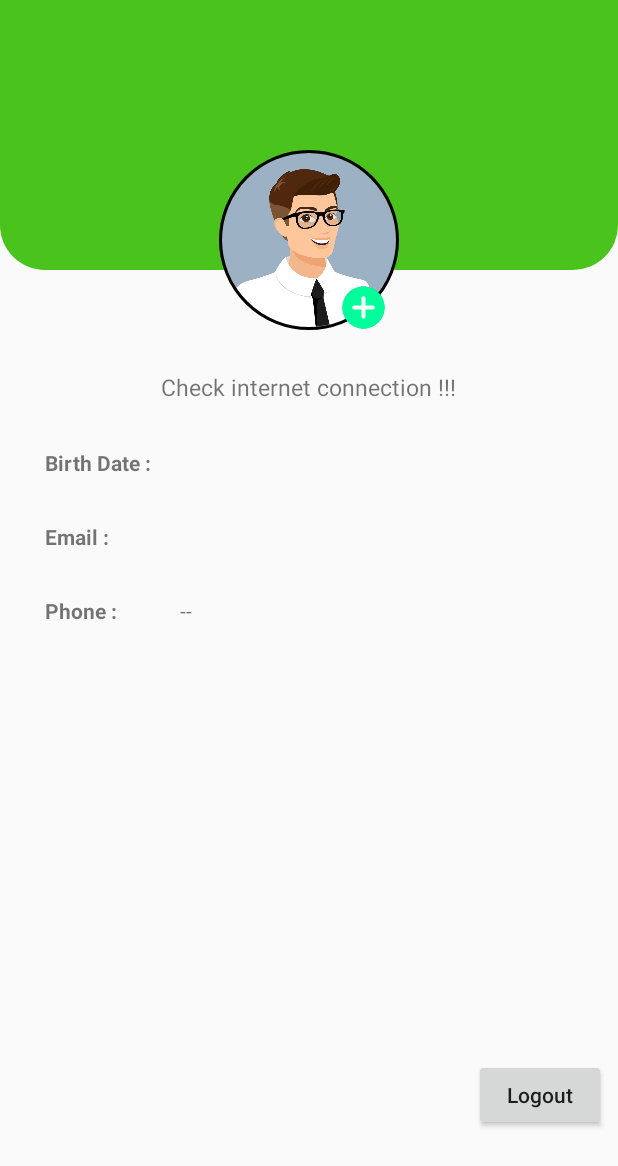
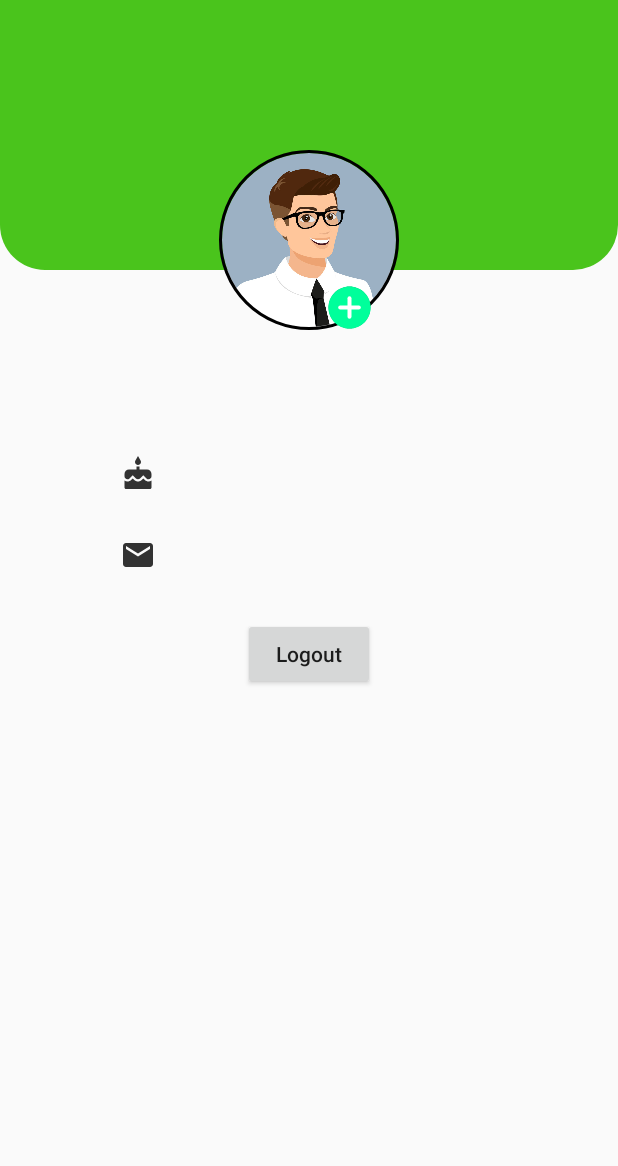
Before and after one commit to silent-codder/Time-Planner, an Android app: the layout fragment_profile.xml on its own in the app's theme, with its tools: preview values and no code run, on a phone screen of 412 x 824 dp. Shown: the top 1166 px of the screen. Run offline under Robolectric (Android 15) with nearby library versions, the phone set to English and light mode, and no system bars.

Commit message:
Profile img retrive

```diff
--- a/app/build.gradle
+++ b/app/build.gradle
@@ -50,6 +50,8 @@ dependencies {
 
     //for circle img view
     implementation 'de.hdodenhof:circleimageview:3.1.0'
+    implementation 'com.squareup.picasso:picasso:2.71828'
+    api 'com.theartofdev.edmodo:android-image-cropper:2.8.+'
 
     implementation 'androidx.appcompat:appcompat:1.1.0'
     implementation 'androidx.constraintlayout:constraintlayout:1.1.3'
--- a/app/src/main/java/com/example/time/Activitys/UserRegistration.java
+++ b/app/src/main/java/com/example/time/Activitys/UserRegistration.java
@@ -40,6 +40,9 @@ public class UserRegistration extends AppCompatActivity {
 
     Calendar calendar;
     int day,month,year;
+
+    String img_url = "https://firebasestorage.googleapis.com/v0/b/time-planner-53cd1.appspot.com/o/com.google.firebase.auth.internal.zzn%407d62459.jpg?alt=media&token=626b5168-88d1-496f-90d1-7664ba839d6e";
+
 
     private FirebaseAuth auth;
     private DatabaseReference databaseReference;
@@ -125,6 +128,7 @@ public class UserRegistration extends AppCompatActivity {
                 map.put("Profession" , profession);
                 map.put("DOB" , dob);
                 map.put("Email" , email);
+                map.put("Profile Img", img_url);
 
                 databaseReference.child("Users").child(auth.getCurrentUser().getUid()).setValue(map).addOnCompleteListener(new OnCompleteListener<Void>() {
                     @Override
--- /dev/null
+++ b/app/src/main/res/drawable-anydpi/ic_cake.xml
@@ -0,0 +1,11 @@
+<vector xmlns:android="http://schemas.android.com/apk/res/android"
+    android:width="24dp"
+    android:height="24dp"
+    android:viewportWidth="24"
+    android:viewportHeight="24"
+    android:tint="#000000"
+    android:alpha="0.8">
+    <path
+        android:fillColor="#FF000000"
+        android:pathData="M12,6c1.11,0 2,-0.9 2,-2 0,-0.38 -0.1,-0.73 -0.29,-1.03L12,0l-1.71,2.97c-0.19,0.3 -0.29,0.65 -0.29,1.03 0,1.1 0.9,2 2,2zM16.6,15.99l-1.07,-1.07 -1.08,1.07c-1.3,1.3 -3.58,1.31 -4.89,0l-1.07,-1.07 -1.09,1.07C6.75,16.64 5.88,17 4.96,17c-0.73,0 -1.4,-0.23 -1.96,-0.61L3,21c0,0.55 0.45,1 1,1h16c0.55,0 1,-0.45 1,-1v-4.61c-0.56,0.38 -1.23,0.61 -1.96,0.61 -0.92,0 -1.79,-0.36 -2.44,-1.01zM18,9h-5L13,7h-2v2L6,9c-1.66,0 -3,1.34 -3,3v1.54c0,1.08 0.88,1.96 1.96,1.96 0.52,0 1.02,-0.2 1.38,-0.57l2.14,-2.13 2.13,2.13c0.74,0.74 2.03,0.74 2.77,0l2.14,-2.13 2.13,2.13c0.37,0.37 0.86,0.57 1.38,0.57 1.08,0 1.96,-0.88 1.96,-1.96L20.99,12C21,10.34 19.66,9 18,9z"/>
+</vector>
--- /dev/null
+++ b/app/src/main/res/drawable-anydpi/ic_email.xml
@@ -0,0 +1,11 @@
+<vector xmlns:android="http://schemas.android.com/apk/res/android"
+    android:width="24dp"
+    android:height="24dp"
+    android:viewportWidth="24"
+    android:viewportHeight="24"
+    android:tint="#000000"
+    android:alpha="0.8">
+    <path
+        android:fillColor="#FF000000"
+        android:pathData="M20,4L4,4c-1.1,0 -1.99,0.9 -1.99,2L2,18c0,1.1 0.9,2 2,2h16c1.1,0 2,-0.9 2,-2L22,6c0,-1.1 -0.9,-2 -2,-2zM20,8l-8,5 -8,-5L4,6l8,5 8,-5v2z"/>
+</vector>
--- a/app/src/main/res/layout/activity_main.xml
+++ b/app/src/main/res/layout/activity_main.xml
@@ -24,7 +24,7 @@
             app:menu="@menu/bottom_nav_menu"
             app:labelVisibilityMode="unlabeled"
             app:itemIconTint="@color/selector"
-            android:background="?android:attr/windowBackground"/>
+            android:background="@color/mdtp_dark_gray"/>
 
 
     </com.google.android.material.appbar.AppBarLayout>
--- a/app/src/main/res/layout/fragment_profile.xml
+++ b/app/src/main/res/layout/fragment_profile.xml
@@ -31,12 +31,13 @@
         android:layout_height="50dp"
         app:lottie_rawRes="@raw/edit_profile"
         app:lottie_autoPlay="true"
-        android:layout_marginLeft="217dp"
+        android:layout_marginLeft="208dp"
         android:layout_marginTop="-40dp"
         app:lottie_loop="true"/>
 
 
     <TextView
+        android:layout_marginTop="5dp"
         android:id="@+id/profile_name"
         android:layout_width="wrap_content"
         android:layout_height="wrap_content"
@@ -51,42 +52,42 @@
         android:id="@+id/profile_profession"
         android:layout_width="wrap_content"
         android:layout_height="wrap_content"
-        android:text="Check internet connection !!!"
+        android:text=""
         android:layout_below="@id/profile_name"
         android:layout_centerHorizontal="true"
         android:textSize="15dp"/>
 
-        <TextView
+        <ImageView
             android:id="@+id/dob"
             android:layout_width="wrap_content"
             android:layout_height="wrap_content"
-            android:text="Birth Date :"
+            android:src="@drawable/ic_cake"
             android:textStyle="bold"
             android:layout_below="@id/profile_profession"
             android:layout_marginTop="30dp"
-            android:layout_marginLeft="30dp"/>
+            android:layout_marginLeft="80dp"/>
 
 
 
-    <TextView
+    <ImageView
         android:id="@+id/email"
         android:layout_width="wrap_content"
         android:layout_height="wrap_content"
-        android:text="Email :"
+        android:src="@drawable/ic_email"
         android:textStyle="bold"
         android:layout_below="@id/dob"
         android:layout_marginTop="30dp"
-        android:layout_marginLeft="30dp"/>
+        android:layout_marginLeft="80dp"/>
 
-    <TextView
-        android:id="@+id/mo_no"
-        android:layout_width="wrap_content"
-        android:layout_height="wrap_content"
-        android:text="Phone :"
-        android:textStyle="bold"
-        android:layout_below="@id/email"
-        android:layout_marginTop="30dp"
-        android:layout_marginLeft="30dp"/>
+<!--    <TextView-->
+<!--        android:id="@+id/mo_no"-->
+<!--        android:layout_width="wrap_content"-->
+<!--        android:layout_height="wrap_content"-->
+<!--        android:text="Phone :"-->
+<!--        android:textStyle="bold"-->
+<!--        android:layout_below="@id/email"-->
+<!--        android:layout_marginTop="30dp"-->
+<!--        android:layout_marginLeft="30dp"/>-->
 
 
     <TextView
@@ -108,14 +109,14 @@
         android:layout_marginLeft="120dp"/>
 
 
-    <TextView
-        android:id="@+id/profile_phone"
-        android:layout_width="wrap_content"
-        android:layout_height="wrap_content"
-        android:text="--"
-        android:layout_below="@id/email"
-        android:layout_marginTop="30dp"
-        android:layout_marginLeft="120dp"/>
+<!--    <TextView-->
+<!--        android:id="@+id/profile_phone"-->
+<!--        android:layout_width="wrap_content"-->
+<!--        android:layout_height="wrap_content"-->
+<!--        android:text="&#45;&#45;"-->
+<!--        android:layout_below="@id/email"-->
+<!--        android:layout_marginTop="30dp"-->
+<!--        android:layout_marginLeft="120dp"/>-->
 
 <!--    <Button-->
 <!--        android:id="@+id/edit_profile"-->
@@ -128,14 +129,16 @@
 <!--        android:layout_marginBottom="20dp" />-->
 
     <Button
+        android:layout_marginTop="30dp"
         android:id="@+id/logout"
+        android:layout_below="@id/email"
+        android:gravity="center"
         android:layout_width="wrap_content"
         android:layout_height="wrap_content"
         android:text="Logout"
         android:textAllCaps="false"
-        android:layout_marginRight="8dp"
-        android:layout_alignParentRight="true"
-        android:layout_alignParentBottom="true"
+        android:layout_centerHorizontal="true"
+        android:layout_alignParentBottom="false"
         android:layout_marginBottom="20dp" />
 
 
--- a/app/src/main/res/values/strings.xml
+++ b/app/src/main/res/values/strings.xml
@@ -1,5 +1,5 @@
 <resources>
-    <string name="app_name">Time</string>
+    <string name="app_name">Time Planner</string>
     <string name="title_activity_main">MainActivity</string>
     <string name="navigation_drawer_open">Open navigation drawer</string>
     <string name="navigation_drawer_close">Close navigation drawer</string>
```
Also changed, not shown: app/src/main/AndroidManifest.xml (+7 -1 lines), app/src/main/java/com/example/time/Fragments/AddTaskFragment.java (+6 -6 lines), app/src/main/java/com/example/time/Fragments/ProfileFragment.java (+98 -9 lines), app/src/main/res/drawable-hdpi/ic_cake.png (added), app/src/main/res/drawable-hdpi/ic_email.png (added), app/src/main/res/drawable-mdpi/ic_cake.png (added), app/src/main/res/drawable-mdpi/ic_email.png (added), app/src/main/res/drawable-xhdpi/ic_cake.png (added), app/src/main/res/drawable-xhdpi/ic_email.png (added), app/src/main/res/drawable-xxhdpi/ic_cake.png (added), app/src/main/res/drawable-xxhdpi/ic_email.png (added), app/src/main/res/drawable/schedule.png (added).
